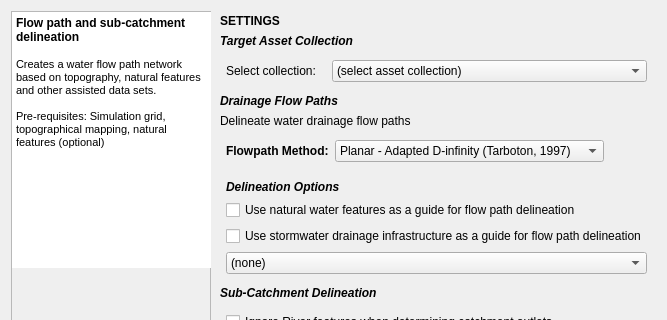
Before: the Qt Designer form gui/mods_master_guis/mod_catchmentdelin_gui.ui in petermbach/urbanbeats-pss, drawn with Qt 5; both pictures show x 0 to 667 and y 0 to 320 of the 667 by 474 pixel window.
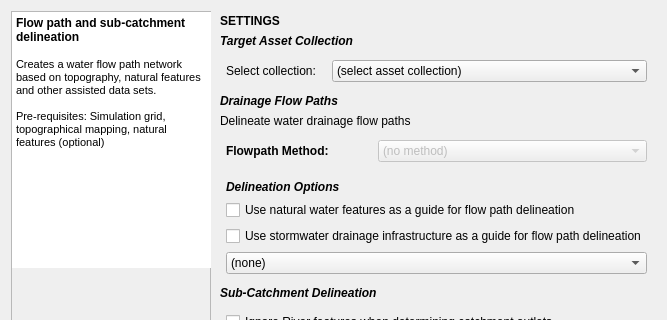
After: the same form once the commit is applied. Icons and pictures are not drawn.

Diff of the .ui file:
```diff
--- a/gui/mods_master_guis/mod_catchmentdelin_gui.ui
+++ b/gui/mods_master_guis/mod_catchmentdelin_gui.ui
@@ -439,21 +439,11 @@
            </property>
           </widget>
          </item>
-         <item row="1" column="2">
-          <spacer name="horizontalSpacer_9">
-           <property name="orientation">
-            <enum>Qt::Horizontal</enum>
-           </property>
-           <property name="sizeHint" stdset="0">
-            <size>
-             <width>40</width>
-             <height>20</height>
-            </size>
-           </property>
-          </spacer>
-         </item>
          <item row="1" column="1">
           <widget class="QComboBox" name="flowpath_combo">
+           <property name="enabled">
+            <bool>false</bool>
+           </property>
            <property name="sizePolicy">
             <sizepolicy hsizetype="Preferred" vsizetype="Preferred">
              <horstretch>0</horstretch>
@@ -465,7 +455,7 @@
            </property>
            <item>
             <property name="text">
-             <string>Planar - Adapted D-infinity (Tarboton, 1997)</string>
+             <string>(no method)</string>
             </property>
            </item>
            <item>
```
Left out of the diff: 5 changed lines with no effect on the pictures.
